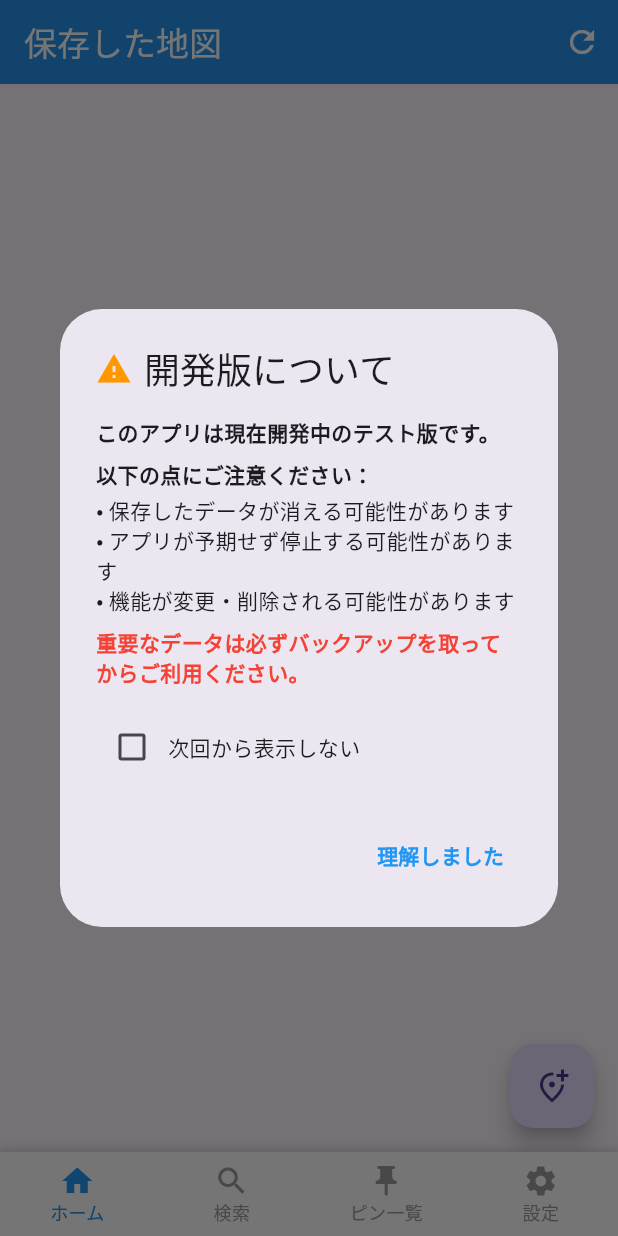
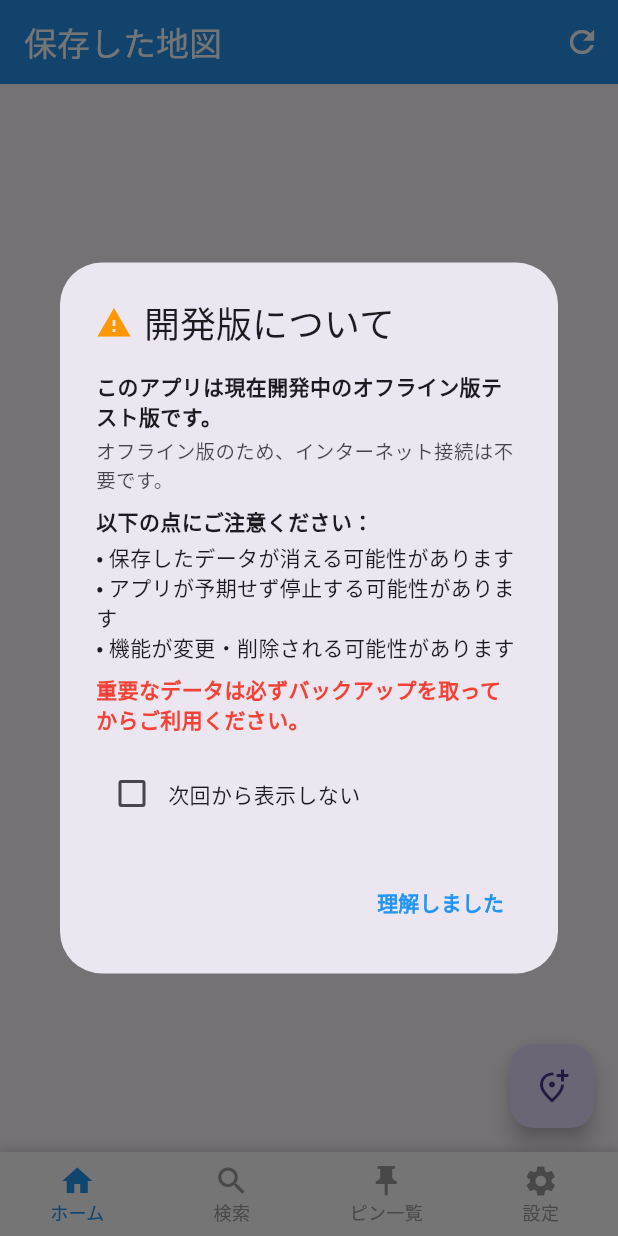
Before and after one commit to akiii2024/location_memo_offline, a Flutter app: the screen it shows after launch, after a tap on "スキップ", on a phone screen of 412 x 824 dp. Run offline on Flutter 3.47's test engine with Material 3 defaults, Android fonts, the phone set to English and light mode, and no system bars; our stand-ins replace file_picker, flutter_svg, google_fonts, hive, hive_flutter, image_picker and 7 more; missing offline and left inert: dart:html, dart:js_interop, flutter_sound; accounts and stored records are empty.

Commit message:
各画面におフラン版であることを明記

```diff
--- a/lib/screens/main_screen.dart
+++ b/lib/screens/main_screen.dart
@@ -67,8 +67,16 @@ class _MainScreenState extends State<MainScreen> {
                 crossAxisAlignment: CrossAxisAlignment.start,
                 children: [
                   Text(
-                    'このアプリは現在開発中のテスト版です。',
+                    'このアプリは現在開発中のオフライン版テスト版です。',
                     style: TextStyle(fontWeight: FontWeight.bold),
+                  ),
+                  SizedBox(height: 4),
+                  Text(
+                    'オフライン版のため、インターネット接続は不要です。',
+                    style: TextStyle(
+                      fontSize: 13,
+                      color: Theme.of(context).textTheme.bodyMedium?.color?.withOpacity(0.8),
+                    ),
                   ),
                   SizedBox(height: 8),
                   Text(
--- a/lib/screens/splash_screen.dart
+++ b/lib/screens/splash_screen.dart
@@ -101,6 +101,16 @@ class _SplashScreenState extends State<SplashScreen>
                   fontFamily: 'NotoSansJP',
                 ),
               ),
+              const SizedBox(height: 5),
+              Text(
+                'オフライン版',
+                style: TextStyle(
+                  fontSize: 14,
+                  fontWeight: FontWeight.w500,
+                  color: Theme.of(context).textTheme.bodyMedium?.color,
+                  fontFamily: 'NotoSansJP',
+                ),
+              ),
               const SizedBox(height: 10),
               Text(
                 AppInfo.version,
--- a/lib/utils/app_info.dart
+++ b/lib/utils/app_info.dart
@@ -11,17 +11,17 @@ class AppInfo {
   /// アプリのバージョン文字列を取得
   static String get version {
     if (_packageInfo == null) {
-      return 'Unknown';
+      return 'Unknown オフライン版';
     }
-    return 'Version ${_packageInfo!.version}';
+    return 'Version ${_packageInfo!.version} オフライン版';
   }
 
   /// アプリの詳細なバージョン情報を取得
   static String get detailedVersion {
     if (_packageInfo == null) {
-      return 'Unknown';
+      return 'Unknown オフライン版';
     }
-    return 'Version ${_packageInfo!.version}';
+    return 'Version ${_packageInfo!.version} オフライン版';
   }
 
   /// アプリ名を取得
```
Also changed, not shown: 1 other file.
